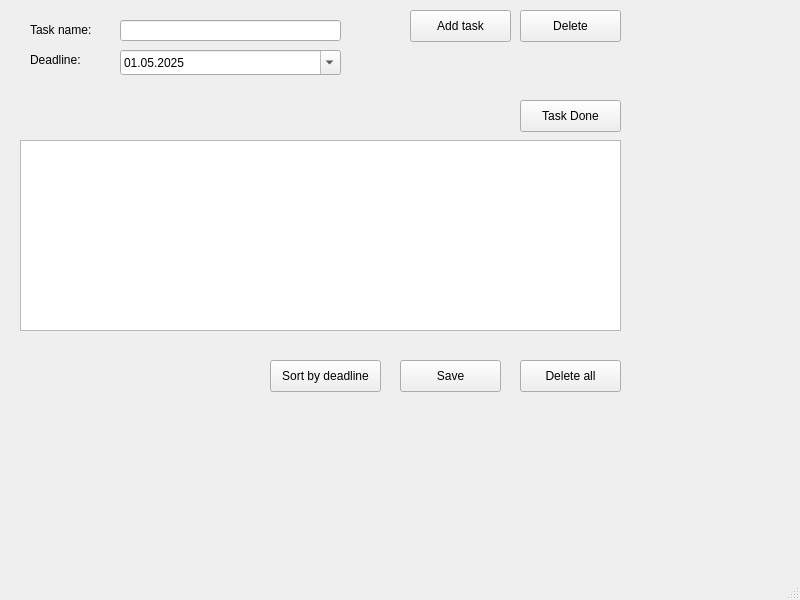
First picture: the form in MeieUusProjekt/mainwindow.ui, repository hellrand/Cpp-ToDoList, before the edit.
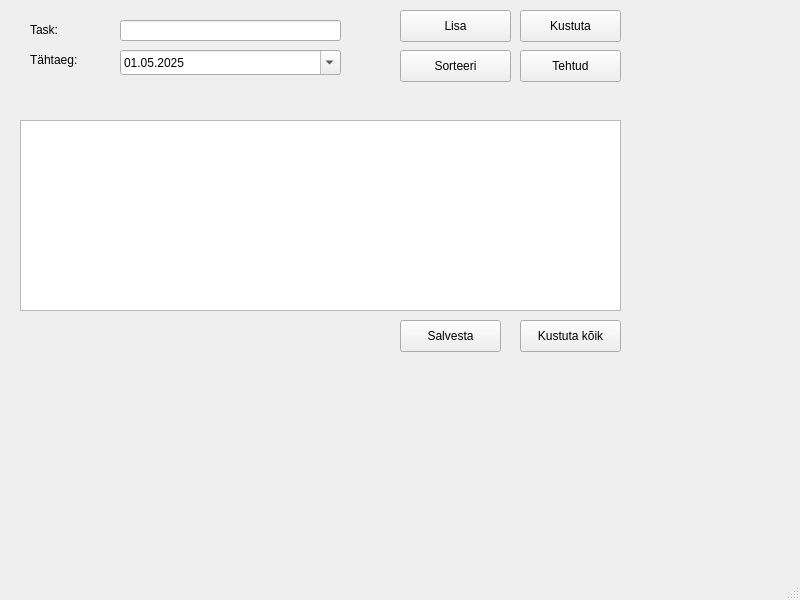
Second picture: the form after the edit.

What changed in the file:
```diff
--- a/MeieUusProjekt/mainwindow.ui
+++ b/MeieUusProjekt/mainwindow.ui
@@ -17,14 +17,14 @@
    <widget class="QPushButton" name="addTaskButton">
     <property name="geometry">
      <rect>
-      <x>410</x>
+      <x>400</x>
       <y>10</y>
-      <width>101</width>
+      <width>111</width>
       <height>32</height>
      </rect>
     </property>
     <property name="text">
-     <string>Add task</string>
+     <string>Lisa</string>
     </property>
    </widget>
    <widget class="QLineEdit" name="taskLineEdit">
@@ -41,7 +41,7 @@
     <property name="geometry">
      <rect>
       <x>20</x>
-      <y>140</y>
+      <y>120</y>
       <width>601</width>
       <height>191</height>
      </rect>
@@ -63,7 +63,7 @@
      </rect>
     </property>
     <property name="text">
-     <string>Delete</string>
+     <string>Kustuta</string>
     </property>
    </widget>
    <widget class="QLabel" name="label">
@@ -76,7 +76,7 @@
      </rect>
     </property>
     <property name="text">
-     <string>Task name:</string>
+     <string>Task:</string>
     </property>
    </widget>
    <widget class="QLabel" name="label_2">
@@ -84,12 +84,12 @@
      <rect>
       <x>30</x>
       <y>50</y>
-      <width>56</width>
+      <width>71</width>
       <height>19</height>
      </rect>
     </property>
     <property name="text">
-     <string>Deadline:</string>
+     <string>Tähtaeg:</string>
     </property>
    </widget>
    <widget class="QDateEdit" name="deadlineEdit">
@@ -119,52 +119,52 @@
     <property name="geometry">
      <rect>
       <x>520</x>
-      <y>360</y>
+      <y>320</y>
       <width>101</width>
       <height>32</height>
      </rect>
     </property>
     <property name="text">
-     <string>Delete all</string>
+     <string>Kustuta kõik</string>
     </property>
    </widget>
    <widget class="QPushButton" name="saveTasksButton">
     <property name="geometry">
      <rect>
       <x>400</x>
-      <y>360</y>
+      <y>320</y>
       <width>101</width>
       <height>32</height>
      </rect>
     </property>
     <property name="text">
-     <string>Save</string>
+     <string>Salvesta</string>
     </property>
    </widget>
    <widget class="QPushButton" name="sortButton">
     <property name="geometry">
      <rect>
-      <x>270</x>
-      <y>360</y>
+      <x>400</x>
+      <y>50</y>
       <width>111</width>
       <height>32</height>
      </rect>
     </property>
     <property name="text">
-     <string>Sort by deadline</string>
+     <string>Sorteeri</string>
     </property>
    </widget>
    <widget class="QPushButton" name="markDoneButton">
     <property name="geometry">
      <rect>
       <x>520</x>
-      <y>100</y>
+      <y>50</y>
       <width>101</width>
       <height>32</height>
      </rect>
     </property>
     <property name="text">
-     <string>Task Done</string>
+     <string>Tehtud</string>
     </property>
    </widget>
   </widget>
```
Left out of the diff: 2 changed lines with no effect on the pictures.
